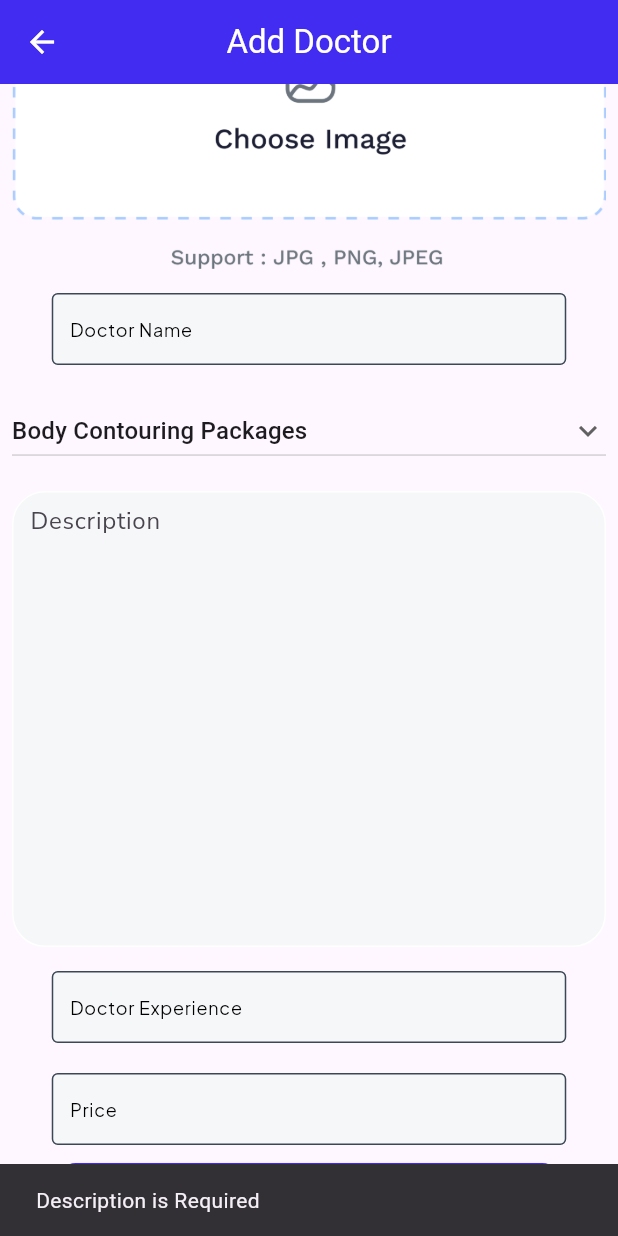
After one commit to fwdAndroid/medicare_admin, a Flutter app: the AddDoctor screen opened directly, scrolled down 74 dp, after a tap on "Publish", on a phone screen of 412 x 824 dp. The commit adds this screen. Run offline on Flutter 3.47's test engine with Material 3 defaults, Android fonts, the phone set to English and light mode, and no system bars; our stand-ins replace carousel_slider, cloud_firestore, firebase_auth, firebase_core, firebase_storage, google_fonts and 2 more; accounts and stored records are empty; Roboto replaces fonts that are missing (Mulish).

Commit message:
Doctor and Services are added but not show

```diff
--- /dev/null
+++ b/lib/mobile_section/doctor/add_doctor.dart
@@ -0,0 +1,199 @@
+import 'dart:typed_data';
+
+import 'package:flutter/material.dart';
+import 'package:google_fonts/google_fonts.dart';
+import 'package:image_picker/image_picker.dart';
+import 'package:medicare_admin/mobile_section/main/main_dashboard.dart';
+import 'package:medicare_admin/screens/database/database.dart';
+import 'package:medicare_admin/screens/main/home_page.dart';
+import 'package:medicare_admin/utils/buttons.dart';
+import 'package:medicare_admin/utils/colors.dart';
+import 'package:medicare_admin/utils/image_utils.dart';
+import 'package:medicare_admin/widgets/text_form_field.dart';
+
+class AddDoctor extends StatefulWidget {
+  const AddDoctor({super.key});
+
+  @override
+  State<AddDoctor> createState() => _AddDoctorState();
+}
+
+class _AddDoctorState extends State<AddDoctor> {
+  TextEditingController serviceNameController = TextEditingController();
+  TextEditingController priceController = TextEditingController();
+  TextEditingController descriptionController = TextEditingController();
+  TextEditingController experienceController = TextEditingController();
+
+  Uint8List? _image;
+  bool isAdded = false;
+  String dropdownvalue = 'Body Contouring Packages';
+
+  // List of items in our dropdown menu
+  var items = [
+    'Body Contouring Packages',
+    'IV Drips Therapy',
+    'IV Drips Therapy Packages',
+    'Health Checkup',
+    'Physiotherapy',
+  ];
+
+  @override
+  Widget build(BuildContext context) {
+    return Scaffold(
+        appBar: AppBar(
+          iconTheme: IconThemeData(color: white),
+          backgroundColor: mainBtnColor,
+          title: Text(
+            "Add Doctor",
+            style: TextStyle(color: white),
+          ),
+          centerTitle: true,
+        ),
+        body: SingleChildScrollView(
+          child: Column(
+            children: [
+              GestureDetector(
+                onTap: () => selectImage(),
+                child: _image != null
+                    ? CircleAvatar(
+                        radius: 59, backgroundImage: MemoryImage(_image!))
+                    : GestureDetector(
+                        onTap: () => selectImage(),
+                        child: Padding(
+                          padding: const EdgeInsets.all(8.0),
+                          child: Image.asset("assets/Choose Image.png"),
+                        ),
+                      ),
+              ),
+              Padding(
+                padding: const EdgeInsets.only(left: 8.0, right: 8, top: 8),
+                child: TextFormInputField(
+                  controller: serviceNameController,
+                  hintText: "Doctor Name",
+                  textInputType: TextInputType.text,
+                ),
+              ),
+              Padding(
+                padding: const EdgeInsets.all(8.0),
+                child: DropdownButton(
+                  isExpanded: true,
+                  // Initial Value
+                  value: dropdownvalue,
+
+                  // Down Arrow Icon
+                  icon: const Icon(Icons.keyboard_arrow_down),
+
+                  // Array list of items
+                  items: items.map((String items) {
+                    return DropdownMenuItem(
+                      value: items,
+                      child: Text(items),
+                    );
+                  }).toList(),
+                  // After selecting the desired option,it will
+                  // change button value to selected value
+                  onChanged: (String? newValue) {
+                    setState(() {
+                      dropdownvalue = newValue!;
+                    });
+                  },
+                ),
+              ),
+              Padding(
+                padding: const EdgeInsets.all(8.0),
+                child: TextFormField(
+                  controller: descriptionController,
+                  maxLines: 12,
+                  decoration: InputDecoration(
+                    filled: true,
+                    enabledBorder: OutlineInputBorder(
+                        borderRadius: BorderRadius.all(Radius.circular(22)),
+                        borderSide: BorderSide(
+                          color: white,
+                        )),
+                    contentPadding: EdgeInsets.all(8),
+                    fillColor: Color(0xffF6F7F9),
+                    hintText: "Description",
+                    hintStyle: GoogleFonts.nunitoSans(fontSize: 16),
+                    border: InputBorder.none,
+                  ),
+                ),
+              ),
+              Padding(
+                padding: const EdgeInsets.only(left: 8.0, right: 8, top: 8),
+                child: TextFormInputField(
+                  controller: experienceController,
+                  hintText: "Doctor Experience",
+                  textInputType: TextInputType.number,
+                ),
+              ),
+              Padding(
+                padding: const EdgeInsets.only(left: 8.0, right: 8, top: 8),
+                child: TextFormInputField(
+                  controller: priceController,
+                  hintText: "Price",
+                  textInputType: TextInputType.number,
+                ),
+              ),
+              isAdded
+                  ? Center(child: CircularProgressIndicator())
+                  : SaveButton(
+                      color: mainBtnColor,
+                      title: "Publish",
+                      onTap: () async {
+                        print("click");
+                        if (descriptionController.text.isEmpty) {
+                          showMessageBar("Description is Required", context);
+                        } else if (_image == null) {
+                          showMessageBar("Image is Required", context);
+                        } else {
+                          setState(() {
+                            isAdded = true;
+                          });
+                          print("asdsa");
+                          await Database().addDoctor(
+                            serviceName: serviceNameController.text.trim(),
+                            serviceCategory: dropdownvalue,
+                            experience: experienceController.text,
+                            serviceDescription:
+                                descriptionController.text.trim(),
+                            file: _image!,
+                            price: int.parse(priceController.text.trim()) ?? 0,
+                          );
+                          setState(() {
+                            isAdded = false;
+                          });
+                          // Handle the result accordingly
+                          showMessageBar("Doctor Added Successfully", context);
+                          Navigator.push(
+                            context,
+                            MaterialPageRoute(
+                              builder: (builder) => MainDashboard(),
+                            ),
+                          );
+                        }
+                      }),
+            ],
+          ),
+        ));
+  }
+
+  selectImage() async {
+    Uint8List ui = await pickImage(ImageSource.gallery);
+    setState(() {
+      _image = ui;
+    });
+  }
+}
+
+// Functions
+/// Select Image From Gallery
+
+void showMessageBar(String message, BuildContext context) {
+  ScaffoldMessenger.of(context).showSnackBar(
+    SnackBar(
+      content: Text(message),
+      duration: Duration(seconds: 2),
+    ),
+  );
+}
--- a/lib/mobile_section/services/add_services.dart
+++ b/lib/mobile_section/services/add_services.dart
@@ -246,6 +246,7 @@ class _AddServicesState extends State<AddServices> {
                       color: mainBtnColor,
                       title: "Publish",
                       onTap: () async {
+                        print("click");
                         if (descriptionController.text.isEmpty) {
                           showMessageBar("Description is Required", context);
                         } else if (_image == null) {
@@ -253,6 +254,7 @@ class _AddServicesState extends State<AddServices> {
                         } else if (priceController.text.isEmpty) {
                           showMessageBar("Price is Required", context);
                         } else {
+                          print("clsasdd");
                           int discount = 0;
                           if (discountController.text.isNotEmpty) {
                             discount =
@@ -267,6 +269,7 @@ class _AddServicesState extends State<AddServices> {
                           setState(() {
                             isAdded = true;
                           });
+                          print("asdsa");
                           await Database().addServices(
                               serviceDescription:
                                   descriptionController.text.trim(),
--- /dev/null
+++ b/lib/model/doctor_model.dart
@@ -0,0 +1,47 @@
+import 'package:cloud_firestore/cloud_firestore.dart';
+
+class DoctorModel {
+  String uuid;
+  String doctorName;
+  String photoURL;
+  int price;
+  String experience;
+  String doctorCategory;
+  String doctorDescription;
+
+  DoctorModel({
+    required this.uuid,
+    required this.doctorName,
+    required this.doctorCategory,
+    required this.experience,
+    required this.price,
+    required this.doctorDescription,
+    required this.photoURL,
+  });
+
+  ///Converting Object into Json Object
+  Map<String, dynamic> toJson() => {
+        'photoURL': photoURL,
+        'uuid': uuid,
+        'experience': experience,
+        'doctorDescription': doctorDescription,
+        'doctorCategory': doctorCategory,
+        'doctorName': doctorName,
+        'price': price,
+      };
+
+  ///
+  static DoctorModel fromSnap(DocumentSnapshot snaps) {
+    var snapshot = snaps.data() as Map<String, dynamic>;
+
+    return DoctorModel(
+      photoURL: snapshot['photoURL'],
+      experience: snapshot['experience'],
+      uuid: snapshot['uuid'],
+      doctorDescription: snapshot['doctorDescription'],
+      doctorCategory: snapshot['doctorCategory'],
+      doctorName: snapshot['doctorName'],
+      price: snapshot['price'],
+    );
+  }
+}
--- a/lib/screens/database/database.dart
+++ b/lib/screens/database/database.dart
@@ -1,12 +1,50 @@
 import 'dart:typed_data';
 
 import 'package:cloud_firestore/cloud_firestore.dart';
+import 'package:medicare_admin/model/doctor_model.dart';
 import 'package:medicare_admin/model/medicine_model.dart';
 import 'package:medicare_admin/model/service_model.dart';
 import 'package:medicare_admin/screens/database/storage_methods.dart';
 import 'package:uuid/uuid.dart';
 
 class Database {
+  Future<String> addDoctor(
+      {required String serviceName,
+      required String serviceCategory,
+      required String experience,
+      required String serviceDescription,
+      required int price,
+      required Uint8List file}) async {
+    String res = 'Wrong Service Name';
+    try {
+      if (serviceName.isNotEmpty || serviceDescription.isNotEmpty) {
+        String photoURL = await StorageMethods().uploadImageToStorage(
+          'ProfilePics',
+          file,
+        );
+
+        var uuid = Uuid().v4();
+        //Add User to the database with modal
+        DoctorModel userModel = DoctorModel(
+            doctorCategory: serviceCategory,
+            doctorDescription: serviceDescription,
+            experience: experience,
+            doctorName: serviceName,
+            price: price,
+            uuid: uuid,
+            photoURL: photoURL);
+        await FirebaseFirestore.instance
+            .collection('doctors')
+            .doc(uuid)
+            .set(userModel.toJson());
+        res = 'success';
+      }
+    } catch (e) {
+      res = e.toString();
+    }
+    return res;
+  }
+
   Future<String> addServices(
       {required String serviceName,
       required String serviceCategory,
```
Also changed, not shown: lib/mobile_section/details/doctor_detail.dart (+0 -12 lines), lib/mobile_section/main/pages/doctor_page.dart (+11 -0 lines), lib/mobile_section/main/pages/home_page.dart (+10 -4 lines), firebase.json, lib/firebase_options.dart, 5 other files.
